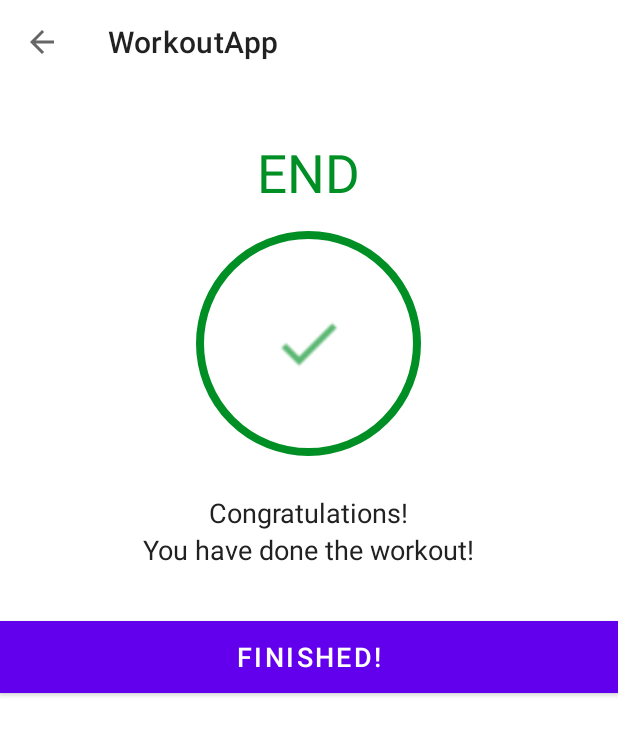
After one commit to NimrodShai2/WorkoutApp, an Android app: the FinishActivity screen opened directly, with no data from a screen before it, on a phone screen of 412 x 824 dp. The commit adds this screen. Shown: the top 735 px of the screen. Run offline under Robolectric (Android 15) with nearby library versions, the phone set to English and light mode, and no system bars.

Commit message:
Added finish activity

```diff
--- a/app/src/main/AndroidManifest.xml
+++ b/app/src/main/AndroidManifest.xml
@@ -1,9 +1,10 @@
 <?xml version="1.0" encoding="utf-8"?>
 <manifest xmlns:android="http://schemas.android.com/apk/res/android"
     xmlns:tools="http://schemas.android.com/tools">
+
     <queries>
         <intent>
-            <action android:name="android.intent.action.TTS_SERVICE"/>
+            <action android:name="android.intent.action.TTS_SERVICE" />
         </intent>
     </queries>
 
@@ -17,6 +18,9 @@
         android:supportsRtl="true"
         android:theme="@style/Theme.WorkoutApp"
         tools:targetApi="31">
+        <activity
+            android:name=".FinishActivity"
+            android:exported="false" />
         <activity
             android:name=".ExcersizeActivity"
             android:exported="false">
--- a/app/src/main/java/my/nimrodshai/workoutapp/ExcersizeActivity.kt
+++ b/app/src/main/java/my/nimrodshai/workoutapp/ExcersizeActivity.kt
@@ -1,5 +1,6 @@
 package my.nimrodshai.workoutapp
 
+import android.content.Intent
 import android.media.MediaPlayer
 import android.net.Uri
 import androidx.appcompat.app.AppCompatActivity
@@ -147,18 +148,19 @@ class ExcersizeActivity : AppCompatActivity(), TextToSpeech.OnInitListener {
 
             override fun onFinish() {
 
-                exerciseList!![exercisePosition].isSelected = false
-                exerciseList!![exercisePosition].isCompleted = true
-                exerciseAdapter!!.notifyDataSetChanged()
                 if (exercisePosition < exerciseList?.size!! - 1) {
+                    exerciseList!![exercisePosition].isSelected = false
+                    exerciseList!![exercisePosition].isCompleted = true
+                    exerciseAdapter!!.notifyDataSetChanged()
                     setUpRestView()
                 } else {
-                    Snackbar.make(
+                    finish()
+                    val intent = Intent(
                         this@ExcersizeActivity,
-                        binding?.clBody as View,
-                        "Congrats! You Finished!",
-                        Snackbar.LENGTH_SHORT
-                    ).show()
+                        FinishActivity::class.java
+                    )
+                    startActivity(intent)
+
                 }
             }
 
--- /dev/null
+++ b/app/src/main/java/my/nimrodshai/workoutapp/FinishActivity.kt
@@ -0,0 +1,23 @@
+package my.nimrodshai.workoutapp
+
+import androidx.appcompat.app.AppCompatActivity
+import android.os.Bundle
+import my.nimrodshai.workoutapp.databinding.ActivityFinishBinding
+
+class FinishActivity : AppCompatActivity() {
+
+    private var binding: ActivityFinishBinding? = null
+
+    override fun onCreate(savedInstanceState: Bundle?) {
+        super.onCreate(savedInstanceState)
+        binding = ActivityFinishBinding.inflate(layoutInflater)
+        setContentView(binding?.root)
+        setSupportActionBar(binding?.toolbarFinishActivity)
+        supportActionBar?.setDisplayHomeAsUpEnabled(true)
+        binding?.toolbarFinishActivity?.setNavigationOnClickListener { onBackPressed() }
+
+        binding?.btnFinish?.setOnClickListener {
+            finish()
+        }
+    }
+}
--- /dev/null
+++ b/app/src/main/res/layout/activity_finish.xml
@@ -0,0 +1,66 @@
+<?xml version="1.0" encoding="utf-8"?>
+<LinearLayout xmlns:android="http://schemas.android.com/apk/res/android"
+    xmlns:tools="http://schemas.android.com/tools"
+    android:layout_width="match_parent"
+    android:layout_height="match_parent"
+    android:gravity="center_horizontal"
+    android:orientation="vertical"
+    tools:context=".FinishActivity">
+
+    <androidx.appcompat.widget.Toolbar
+        android:id="@+id/toolbar_finish_activity"
+        android:layout_width="match_parent"
+        android:layout_height="?android:attr/actionBarSize"
+        android:background="@color/white" />
+
+    <TextView
+        android:id="@+id/tvEnd"
+        android:layout_width="wrap_content"
+        android:layout_height="wrap_content"
+        android:layout_marginTop="35dp"
+        android:text="@string/end"
+        android:textColor="@color/accent"
+        android:textSize="35sp" />
+
+    <LinearLayout
+        android:layout_width="150dp"
+        android:layout_height="150dp"
+        android:layout_gravity="center"
+        android:layout_marginTop="15dp"
+        android:background="@drawable/circular_accent_border"
+        android:gravity="center">
+
+        <ImageView
+            android:layout_width="50dp"
+            android:layout_height="50dp"
+            android:contentDescription="@string/finished"
+            android:src="@drawable/ic_action_done" />
+    </LinearLayout>
+
+    <TextView
+        android:layout_width="wrap_content"
+        android:layout_height="wrap_content"
+        android:layout_marginTop="25dp"
+        android:text="@string/congratulations"
+        android:textColor="@color/recycler_text_color"
+        android:textSize="18sp" />
+
+    <TextView
+        android:layout_width="wrap_content"
+        android:layout_height="wrap_content"
+        android:text="@string/done_message"
+        android:textColor="@color/recycler_text_color"
+        android:textSize="18sp" />
+
+    <Button
+        android:id="@+id/btnFinish"
+        android:layout_width="match_parent"
+        android:layout_height="wrap_content"
+        android:layout_gravity="bottom"
+        android:layout_marginTop="35dp"
+        android:background="@color/accent"
+        android:text="@string/finished"
+        android:textColor="@color/white"
+        android:textSize="18sp" />
+
+</LinearLayout>
--- a/app/src/main/res/values/strings.xml
+++ b/app/src/main/res/values/strings.xml
@@ -5,4 +5,8 @@
     <string name="next">Coming Up: </string>
     <string name="instructions">instructions</string>
     <string name="exercise_name">Exercise Name</string>
+    <string name="finished">Finished!</string>
+    <string name="end">END</string>
+    <string name="congratulations">Congratulations!</string>
+    <string name="done_message">You have done the workout!</string>
 </resources>
```
Also changed, not shown: app/src/main/res/drawable/ic_action_done.png (added).
